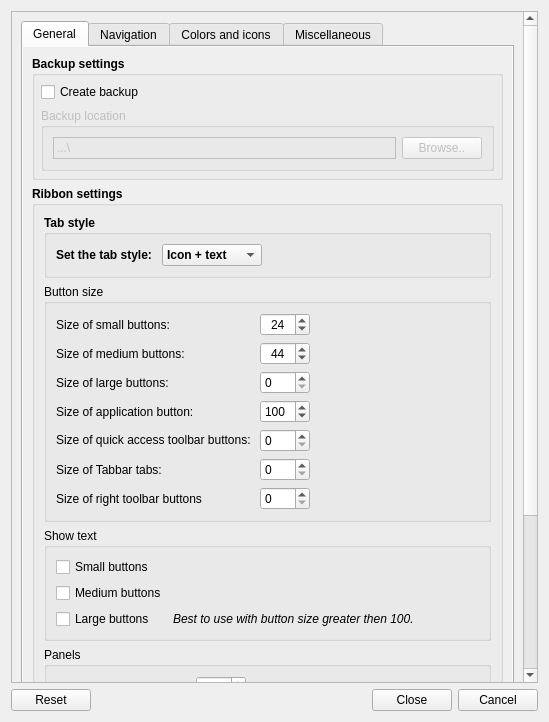
Before: the Qt Designer form Resources/ui/Settings.ui in APEbbers/FreeCAD-Ribbon, drawn with Qt 5.
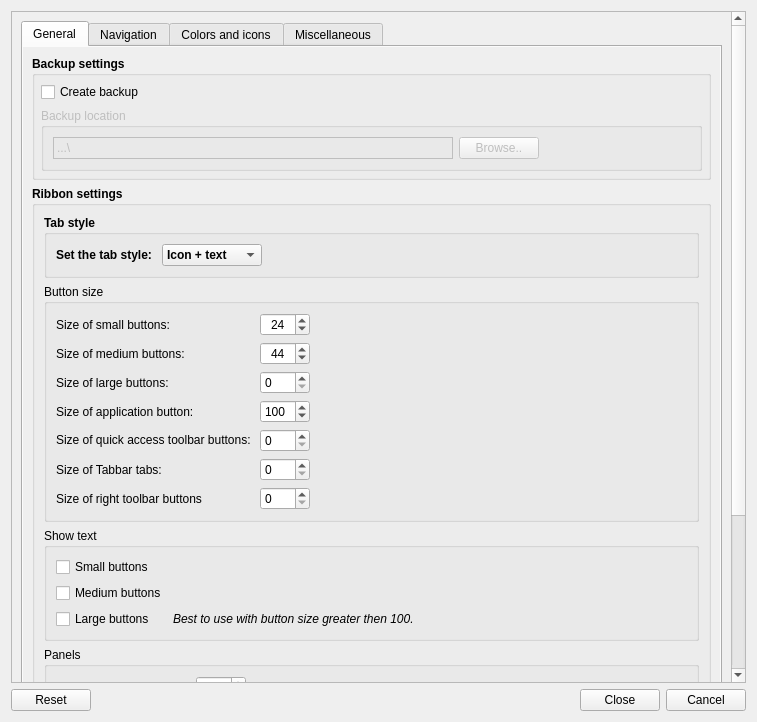
After: the same form once the commit is applied. Custom widgets are drawn as their Qt base class.

Commit message: Further UI tweaks for preference dialog

Patch:
```diff
--- a/Resources/ui/Settings.ui
+++ b/Resources/ui/Settings.ui
@@ -9,7 +9,7 @@
    <rect>
     <x>0</x>
     <y>0</y>
-    <width>549</width>
+    <width>757</width>
     <height>722</height>
    </rect>
   </property>
@@ -94,7 +94,7 @@
          <rect>
           <x>0</x>
           <y>0</y>
-          <width>515</width>
+          <width>723</width>
           <height>860</height>
          </rect>
         </property>
@@ -193,6 +193,18 @@
                   <layout class="QGridLayout" name="gridLayout_13">
                    <item row="0" column="0">
                     <widget class="QLabel" name="label_4">
+                     <property name="sizePolicy">
+                      <sizepolicy hsizetype="MinimumExpanding" vsizetype="Preferred">
+                       <horstretch>0</horstretch>
+                       <verstretch>0</verstretch>
+                      </sizepolicy>
+                     </property>
+                     <property name="minimumSize">
+                      <size>
+                       <width>400</width>
+                       <height>0</height>
+                      </size>
+                     </property>
                      <property name="frameShape">
                       <enum>QFrame::Shape::Box</enum>
                      </property>
@@ -226,6 +238,19 @@
                      </property>
                     </widget>
                    </item>
+                   <item row="0" column="2">
+                    <spacer name="horizontalSpacer_9">
+                     <property name="orientation">
+                      <enum>Qt::Orientation::Horizontal</enum>
+                     </property>
+                     <property name="sizeHint" stdset="0">
+                      <size>
+                       <width>10</width>
+                       <height>20</height>
+                      </size>
+                     </property>
+                    </spacer>
+                   </item>
                   </layout>
                  </widget>
                 </item>
```
The commit also changes 1 other file.
